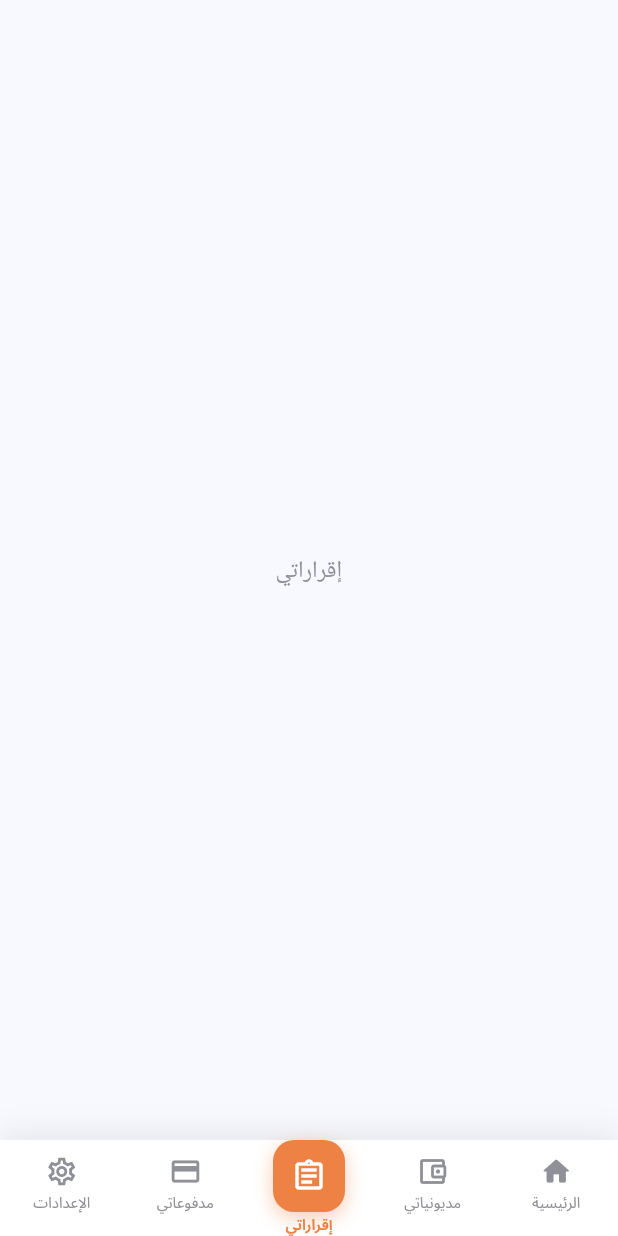
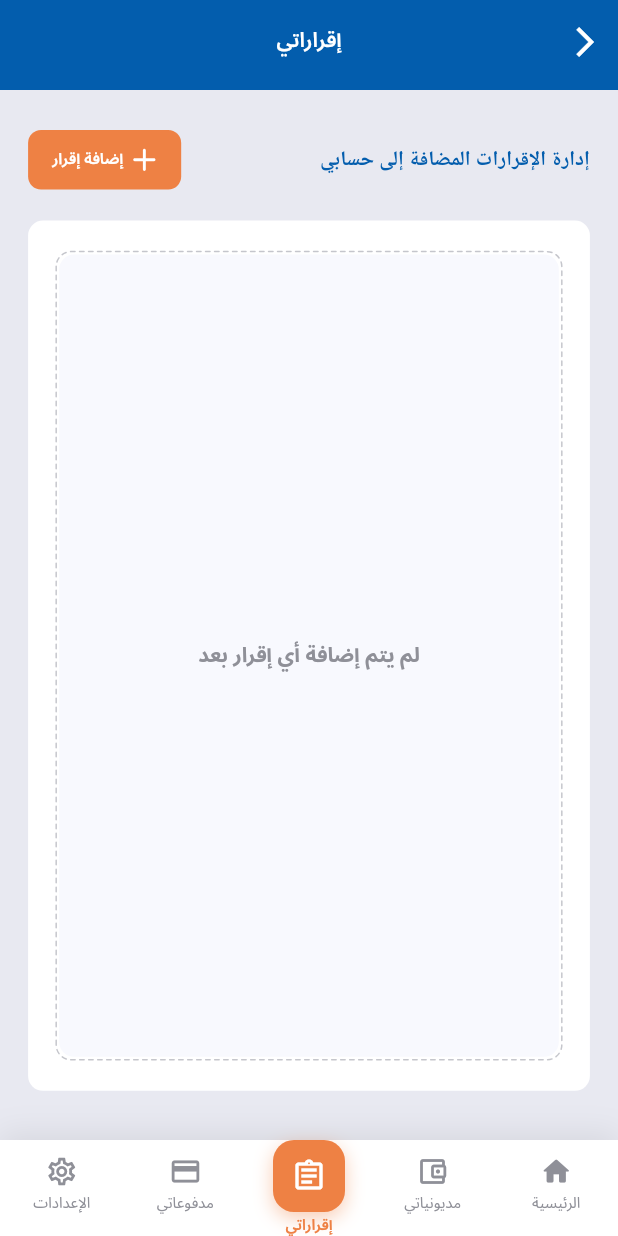
Before and after one commit to Abdelrahman2610/Reta-Mobile-App, a Flutter app: the screen it shows after launch, item 3 of the bottom bar chosen, on a phone screen of 412 x 824 dp. Run offline on Flutter 3.47's test engine with Material 3 defaults, Android fonts, the phone set to English and light mode, and no system bars; drawn by our look-alikes of dotted_border; our stand-ins replace dio, flutter_bloc, flutter_screenutil, flutter_svg, image_picker, shared_preferences; Roboto replaces fonts that are missing (El-Messiri).

Commit message:
handle empty declaration page and handle fixed assets and handle svg widget

```diff
--- /dev/null
+++ b/lib/core/helpers/fixed_assets.dart
@@ -0,0 +1,15 @@
+//main path
+String assets = "assets/";
+String images = "${assets}images/";
+String svg = "${assets}svg/";
+
+class FixedAssets {
+  FixedAssets._();
+
+  static final FixedAssets _instance = FixedAssets._();
+
+  static FixedAssets get instance => _instance;
+
+  //SVG
+  String addIcon = "${svg}add_icon.svg";
+}
--- /dev/null
+++ b/lib/features/components/app_bar.dart
@@ -0,0 +1,43 @@
+import 'package:flutter/material.dart';
+
+class MainAppBar extends StatelessWidget implements PreferredSizeWidget {
+  final VoidCallback? backButtonAction;
+  final String title;
+  final Color backgroundColor;
+  final Color backButtonIconColor;
+  final TextStyle titleTextStyle;
+  final bool? isTitleCenter;
+  final List<Widget>? actions;
+
+  const MainAppBar({
+    super.key,
+    this.backButtonAction,
+    this.actions,
+    this.isTitleCenter = true,
+    required this.title,
+    required this.backgroundColor,
+    required this.backButtonIconColor,
+    required this.titleTextStyle,
+  });
+
+  @override
+  Widget build(BuildContext context) {
+    return Directionality(
+      textDirection: TextDirection.rtl,
+      child: AppBar(
+        backgroundColor: backgroundColor,
+        centerTitle: isTitleCenter,
+        surfaceTintColor: Colors.transparent,
+        leading: IconButton(
+          icon: Icon(Icons.arrow_back_ios, color: backButtonIconColor),
+          onPressed: backButtonAction ?? () => Navigator.maybePop(context),
+        ),
+        title: Text(title, style: titleTextStyle),
+        actions: actions,
+      ),
+    );
+  }
+
+  @override
+  Size get preferredSize => const Size.fromHeight(60);
+}
--- /dev/null
+++ b/lib/features/components/app_button.dart
@@ -0,0 +1,95 @@
+import 'package:flutter/material.dart';
+import 'package:flutter_screenutil/flutter_screenutil.dart';
+
+class AppButton extends StatelessWidget {
+  const AppButton({
+    super.key,
+    this.label,
+    this.icon,
+    this.iconLeft = true,
+    this.onTap,
+    this.backgroundColor,
+    this.width = double.infinity,
+    this.height = 40,
+    this.fontSize = 14,
+    this.textColor = Colors.white,
+    this.withBorder = true,
+    this.borderRadius,
+    this.fontWeight,
+    this.borderColor,
+    this.maxLines,
+  });
+
+  final String? label;
+  final Color? backgroundColor;
+  final Widget? icon;
+  final bool iconLeft;
+
+  final VoidCallback? onTap;
+  final double width;
+  final double height;
+  final double fontSize;
+  final Color textColor;
+  final bool withBorder;
+  final double? borderRadius;
+  final FontWeight? fontWeight;
+
+  final Color? borderColor;
+  final int? maxLines;
+
+  @override
+  Widget build(BuildContext context) {
+    final radius = BorderRadius.circular(borderRadius ?? 10.r);
+
+    return Container(
+      height: height,
+      width: width,
+      decoration: BoxDecoration(
+        borderRadius: radius,
+        border: Border.all(
+          color: borderColor ?? Colors.white,
+          width: withBorder ? 1.w : 0,
+        ),
+        color: backgroundColor,
+      ),
+      child: ClipRRect(
+        borderRadius: radius.r,
+        child: InkWell(
+          onTap: onTap,
+          hoverColor: Colors.transparent,
+          highlightColor: Colors.transparent,
+          splashColor: Colors.transparent,
+          focusColor: Colors.transparent,
+          child: _buildContent(),
+        ),
+      ),
+    );
+  }
+
+  Widget _buildContent() {
+    if (icon == null) {
+      return _labelWidget();
+    }
+
+    return Row(
+      mainAxisSize: MainAxisSize.min,
+      mainAxisAlignment: MainAxisAlignment.center,
+      children: iconLeft
+          ? [_labelWidget(), SizedBox(width: 6.w), icon!]
+          : [icon!, SizedBox(width: 6.w), _labelWidget()],
+    );
+  }
+
+  Widget _labelWidget() {
+    return Text(
+      label ?? '',
+      maxLines: maxLines ?? 1,
+      style: TextStyle(
+        color: textColor,
+        fontSize: fontSize.sp,
+        decoration: TextDecoration.none,
+        fontWeight: fontWeight,
+      ),
+    );
+  }
+}
--- /dev/null
+++ b/lib/features/components/image_svg_custom_widget.dart
@@ -0,0 +1,43 @@
+import 'package:flutter/material.dart';
+import 'package:flutter_svg/flutter_svg.dart';
+
+///For SVG Images
+class ImageSvgCustomWidget extends StatelessWidget {
+  const ImageSvgCustomWidget({
+    super.key,
+    this.imgPath,
+    this.height,
+    this.imageFit = BoxFit.contain,
+    this.width,
+    this.isFromAssets = true,
+    this.color,
+  });
+
+  final double? width;
+  final double? height;
+  final BoxFit imageFit;
+  final String? imgPath;
+  final Color? color;
+  final bool isFromAssets;
+
+  @override
+  Widget build(BuildContext context) {
+    return Container(
+      child: isFromAssets
+          ? SvgPicture.asset(
+              imgPath!,
+              fit: imageFit,
+              color: color,
+              height: height,
+              width: width,
+            )
+          : SvgPicture.network(
+              imgPath!,
+              color: color,
+              fit: imageFit,
+              height: height,
+              width: width,
+            ),
+    );
+  }
+}
--- a/lib/features/declarations/presentations/pages/declarations_page.dart
+++ b/lib/features/declarations/presentations/pages/declarations_page.dart
@@ -1,22 +1,105 @@
+import 'package:dotted_border/dotted_border.dart';
 import 'package:flutter/material.dart';
 import 'package:flutter_screenutil/flutter_screenutil.dart';
+import 'package:reta/core/helpers/fixed_assets.dart';
 import 'package:reta/features/components/app_text.dart';
+import 'package:reta/features/components/image_svg_custom_widget.dart';
+
+import '../../../../core/theme/app_colors.dart';
+import '../../../components/app_bar.dart';
+import '../../../components/app_button.dart';
 
 class DeclarationsPage extends StatelessWidget {
   const DeclarationsPage({super.key});
 
   @override
   Widget build(BuildContext context) {
-    return Column(
-      mainAxisAlignment: MainAxisAlignment.center,
-      crossAxisAlignment: CrossAxisAlignment.center,
-      children: [
-        AppText(
-          text: 'إقراراتي',
-          alignment: AlignmentDirectional.center,
-          fontSize: 18.sp,
+    return Scaffold(
+      backgroundColor: AppColors.neutralLightMedium,
+      appBar: MainAppBar(
+        backButtonAction: () {},
+        title: "إقراراتي",
+        backgroundColor: AppColors.mainBlueIndigoDye,
+        backButtonIconColor: Colors.white,
+        titleTextStyle: TextStyle(color: Colors.white, fontSize: 16.sp),
+      ),
+      body: Padding(
+        padding: EdgeInsets.symmetric(horizontal: 20.w),
+        child: Column(
+          children: [
+            SizedBox(height: 31.h),
+            Row(
+              textDirection: TextDirection.rtl,
+              mainAxisAlignment: MainAxisAlignment.spaceBetween,
+              children: [
+                AppText(
+                  text: 'إدارة الإقرارات المضافة إلى حسابي',
+                  fontSize: 16.sp,
+                  fontWeight: FontWeight.w700,
+                  color: AppColors.mainBlueIndigoDye,
+                ),
+                AppButton(
+                  label: "إضافة إقرار",
+                  width: 109.w,
+                  height: 46.h,
+                  borderColor: Colors.transparent,
+                  backgroundColor: AppColors.mainOrange,
+                  textColor: Colors.white,
+                  fontSize: 12,
+                  fontWeight: FontWeight.w600,
+                  icon: ImageSvgCustomWidget(
+                    color: Colors.white,
+                    imgPath: FixedAssets.instance.addIcon,
+                    height: 18.h,
+                    width: 18.w,
+                  ),
+                ),
+              ],
+            ),
+            SizedBox(height: 24.h),
+            Expanded(
+              child: Container(
+                decoration: BoxDecoration(
+                  borderRadius: BorderRadius.circular(10),
+                  color: Colors.white,
+                ),
+                child: Padding(
+                  padding: EdgeInsets.symmetric(
+                    horizontal: 20.w,
+                    vertical: 24.h,
+                  ),
+                  child: DottedBorder(
+                    options: RoundedRectDottedBorderOptions(
+                      color: AppColors.neutralLightDarkest,
+                      strokeCap: StrokeCap.round,
+                      dashPattern: const [3, 3],
+                      radius: Radius.circular(10),
+                    ),
+                    child: Container(
+                      decoration: BoxDecoration(
+                        borderRadius: BorderRadius.circular(10),
+                        color: AppColors.neutralLightLight,
+                      ),
+                      child: Center(
+                        child: Text(
+                          "لم يتم إضافة أي إقرار بعد",
+                          style: TextStyle(
+                            color: AppColors.neutralDarkLightest,
+                            fontWeight: FontWeight.w700,
+                            fontSize: 16.sp,
+                          ),
+                          textAlign: TextAlign.center,
+                        ),
+                      ),
+                    ),
+                  ),
+                ),
+              ),
+            ),
+            SizedBox(height: 38.h),
+          ],
         ),
-      ],
+      ),
     );
   }
 }
--- a/pubspec.yaml
+++ b/pubspec.yaml
@@ -10,6 +10,7 @@ dependencies:
   flutter:
     sdk: flutter
   flutter_bloc: ^8.1.6
+  dotted_border: ^3.1.0
   go_router: ^13.0.0
   dio: ^5.7.0
   shared_preferences: ^2.3.3
@@ -51,3 +52,4 @@ flutter:
   assets:
     - assets/fonts/
     - assets/images/
+    - assets/svg/
```
Also changed, not shown: assets/svg/add_icon.svg (added), pubspec.lock.
